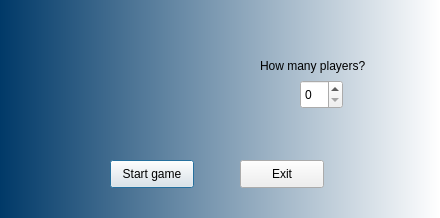
Old version of the form Game/dialog.ui in the repository ctrl-elri/nyssemeni.
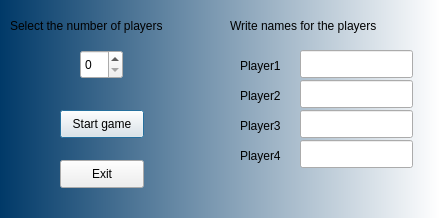
New version of the form.

Commit message: Added player names to dialog

```diff
--- a/Game/dialog.ui
+++ b/Game/dialog.ui
@@ -19,8 +19,8 @@
   <widget class="QPushButton" name="startbutton">
    <property name="geometry">
     <rect>
-     <x>110</x>
-     <y>160</y>
+     <x>60</x>
+     <y>110</y>
      <width>84</width>
      <height>28</height>
     </rect>
@@ -32,7 +32,7 @@
   <widget class="QPushButton" name="exitbutton">
    <property name="geometry">
     <rect>
-     <x>240</x>
+     <x>60</x>
      <y>160</y>
      <width>84</width>
      <height>28</height>
@@ -45,26 +45,131 @@
   <widget class="QLabel" name="label_2">
    <property name="geometry">
     <rect>
-     <x>260</x>
-     <y>50</y>
-     <width>131</width>
+     <x>10</x>
+     <y>10</y>
+     <width>191</width>
      <height>31</height>
     </rect>
    </property>
    <property name="text">
-    <string>How many players?</string>
+    <string>Select the number of players</string>
    </property>
   </widget>
   <widget class="QSpinBox" name="players">
    <property name="geometry">
     <rect>
-     <x>300</x>
-     <y>80</y>
+     <x>80</x>
+     <y>50</y>
      <width>43</width>
      <height>29</height>
     </rect>
    </property>
   </widget>
+  <widget class="QLabel" name="label">
+   <property name="geometry">
+    <rect>
+     <x>230</x>
+     <y>10</y>
+     <width>191</width>
+     <height>31</height>
+    </rect>
+   </property>
+   <property name="text">
+    <string>Write names for the players</string>
+   </property>
+  </widget>
+  <widget class="QLineEdit" name="player1Name">
+   <property name="geometry">
+    <rect>
+     <x>300</x>
+     <y>50</y>
+     <width>113</width>
+     <height>28</height>
+    </rect>
+   </property>
+  </widget>
+  <widget class="QLineEdit" name="player2Name">
+   <property name="geometry">
+    <rect>
+     <x>300</x>
+     <y>80</y>
+     <width>113</width>
+     <height>28</height>
+    </rect>
+   </property>
+  </widget>
+  <widget class="QLineEdit" name="player3Name">
+   <property name="geometry">
+    <rect>
+     <x>300</x>
+     <y>110</y>
+     <width>113</width>
+     <height>28</height>
+    </rect>
+   </property>
+  </widget>
+  <widget class="QLineEdit" name="player4Name">
+   <property name="geometry">
+    <rect>
+     <x>300</x>
+     <y>140</y>
+     <width>113</width>
+     <height>28</height>
+    </rect>
+   </property>
+  </widget>
+  <widget class="QLabel" name="label_3">
+   <property name="geometry">
+    <rect>
+     <x>240</x>
+     <y>50</y>
+     <width>61</width>
+     <height>31</height>
+    </rect>
+   </property>
+   <property name="text">
+    <string>Player1</string>
+   </property>
+  </widget>
+  <widget class="QLabel" name="label_4">
+   <property name="geometry">
+    <rect>
+     <x>240</x>
+     <y>80</y>
+     <width>61</width>
+     <height>31</height>
+    </rect>
+   </property>
+   <property name="text">
+    <string>Player2</string>
+   </property>
+  </widget>
+  <widget class="QLabel" name="label_5">
+   <property name="geometry">
+    <rect>
+     <x>240</x>
+     <y>110</y>
+     <width>51</width>
+     <height>31</height>
+    </rect>
+   </property>
+   <property name="text">
+    <string>Player3</string>
+   </property>
+  </widget>
+  <widget class="QLabel" name="label_6">
+   <property name="geometry">
+    <rect>
+     <x>240</x>
+     <y>140</y>
+     <width>51</width>
+     <height>31</height>
+    </rect>
+   </property>
+   <property name="text">
+    <string>Player4</string>
+   </property>
+  </widget>
  </widget>
  <resources/>
  <connections/>
```
The commit also changes 3 other files.
